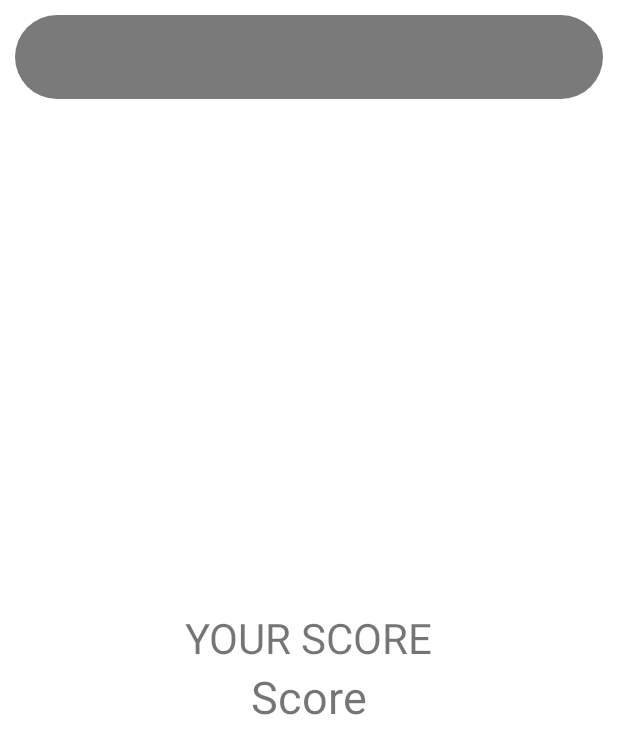
After one commit to abaditya26/QuizApplication, an Android app: the ScoreActivity screen opened directly, with no data from a screen before it, on a phone screen of 412 x 824 dp. The commit adds this screen. Shown: the top 754 px of the screen. Run offline under Robolectric (Android 15) with nearby library versions, the phone set to English and light mode, and no system bars.

Commit message:
score layout

```diff
--- a/app/src/main/AndroidManifest.xml
+++ b/app/src/main/AndroidManifest.xml
@@ -9,7 +9,8 @@
         android:roundIcon="@mipmap/ic_launcher_round"
         android:supportsRtl="true"
         android:theme="@style/Theme.QuizApplication">
-        <activity android:name=".QuizActivity"></activity>
+        <activity android:name=".ScoreActivity"></activity>
+        <activity android:name=".QuizActivity" />
         <activity android:name=".Creator.OldQuestionsActivity" />
         <activity android:name=".Creator.CreatedQuizsActivity" />
         <activity android:name=".Creator.AddNewQuestionActivity" />
--- a/app/src/main/java/com/aditya/quizapplication/QuizActivity.java
+++ b/app/src/main/java/com/aditya/quizapplication/QuizActivity.java
@@ -85,6 +85,7 @@ public class QuizActivity extends AppCompatActivity {
 
     }
 
+    @SuppressLint("SetTextI18n")
     private void setData(int position) {
         questionTextView.setText(questionsList.get(position).getQuestion());
         option1Button.setText(questionsList.get(position).getOption_1());
@@ -157,14 +158,11 @@ public class QuizActivity extends AppCompatActivity {
         int finalScore = score;
         reference.child("AttemptedQuiz").child(auth.getCurrentUser().getUid()).child(quizId)
                 .setValue(new ModelAttemptedQuiz(quizId,quizName,""+questionsList.size(),""+score,auth.getCurrentUser().getUid()))
-                .addOnCompleteListener(new OnCompleteListener<Void>() {
-                    @Override
-                    public void onComplete(@NonNull Task<Void> task) {
-//                        Intent scoreIntent = new Intent(this, ScoreActivity.class);
-//                        scoreIntent.putExtra("score", finalScore +"");
-//                        scoreIntent.putExtra("total",questionsList.size()+"");
-//                        startActivity(scoreIntent);
-                    }
+                .addOnCompleteListener(task -> {
+                    Intent scoreIntent = new Intent(getApplicationContext(), ScoreActivity.class);
+                    scoreIntent.putExtra("score", finalScore +"");
+                    scoreIntent.putExtra("total",questionsList.size()+"");
+                    startActivity(scoreIntent);
                 });
     }
 }
--- /dev/null
+++ b/app/src/main/java/com/aditya/quizapplication/ScoreActivity.java
@@ -0,0 +1,14 @@
+package com.aditya.quizapplication;
+
+import androidx.appcompat.app.AppCompatActivity;
+
+import android.os.Bundle;
+
+public class ScoreActivity extends AppCompatActivity {
+
+    @Override
+    protected void onCreate(Bundle savedInstanceState) {
+        super.onCreate(savedInstanceState);
+        setContentView(R.layout.activity_score);
+    }
+}
--- /dev/null
+++ b/app/src/main/res/layout/activity_score.xml
@@ -0,0 +1,48 @@
+<?xml version="1.0" encoding="utf-8"?>
+<androidx.constraintlayout.widget.ConstraintLayout xmlns:android="http://schemas.android.com/apk/res/android"
+    xmlns:app="http://schemas.android.com/apk/res-auto"
+    xmlns:tools="http://schemas.android.com/tools"
+    android:layout_width="match_parent"
+    android:layout_height="match_parent"
+    tools:context=".ScoreActivity">
+
+    <androidx.appcompat.widget.Toolbar
+        android:id="@+id/toolbar7"
+        android:layout_width="match_parent"
+        android:layout_height="?attr/actionBarSize"
+        android:background="@drawable/toolbar_background"
+        android:minHeight="?attr/actionBarSize"
+        android:theme="?attr/actionBarTheme"
+        android:layout_margin="10dp"
+        app:layout_constraintEnd_toEndOf="parent"
+        app:layout_constraintStart_toStartOf="parent"
+        app:layout_constraintTop_toTopOf="parent" />
+
+    <LinearLayout
+        android:layout_width="match_parent"
+        android:layout_height="wrap_content"
+        android:orientation="vertical"
+        android:padding="30dp"
+        android:layout_margin="30dp"
+        app:layout_constraintBottom_toBottomOf="parent"
+        app:layout_constraintEnd_toEndOf="parent"
+        app:layout_constraintStart_toStartOf="parent"
+        app:layout_constraintTop_toBottomOf="@+id/toolbar7">
+
+        <TextView
+            android:layout_width="wrap_content"
+            android:layout_height="wrap_content"
+            android:layout_gravity="center"
+            android:text="YOUR SCORE"
+            android:textSize="28sp" />
+
+        <TextView
+            android:id="@+id/score"
+            android:layout_width="wrap_content"
+            android:layout_height="wrap_content"
+            android:layout_gravity="center"
+            android:text="Score"
+            android:textSize="30sp" />
+
+    </LinearLayout>
+</androidx.constraintlayout.widget.ConstraintLayout>
```
